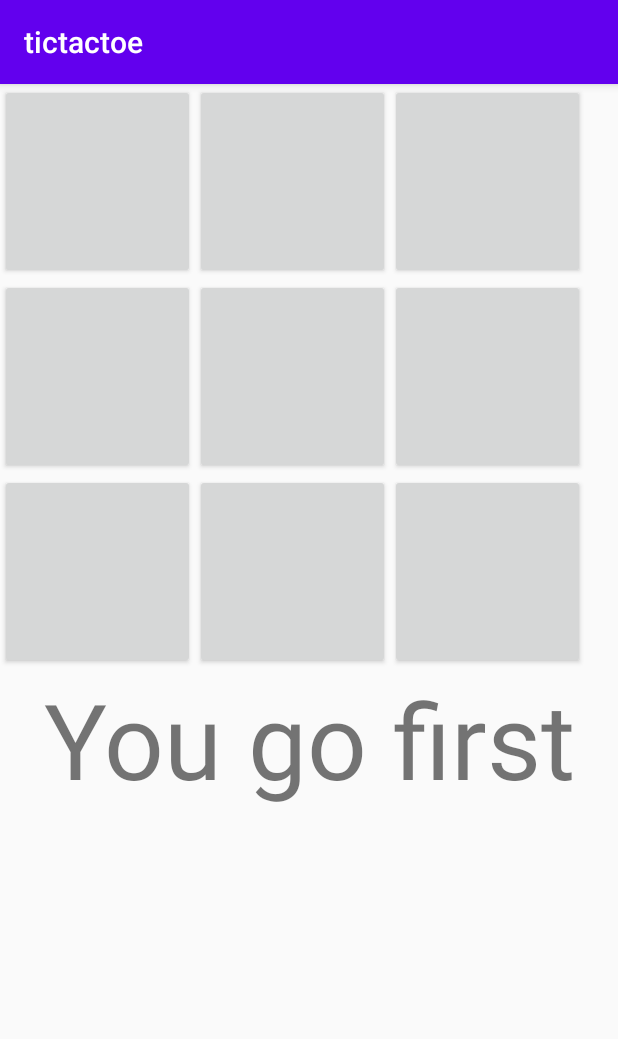
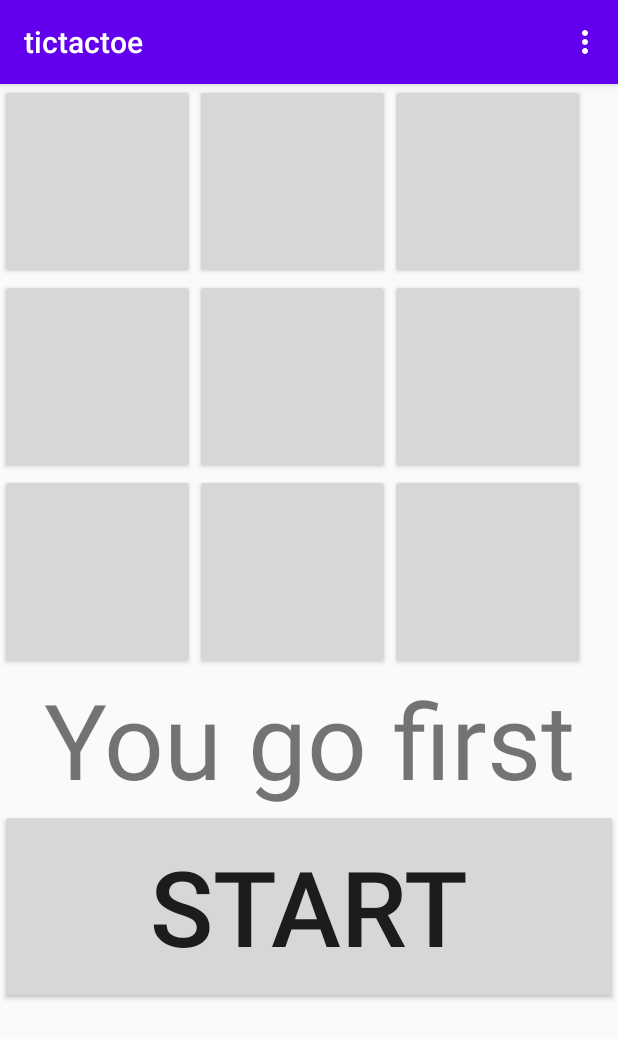
Before and after one commit to esantofimios-desarrolloapps2020/reto06, an Android app: the screen it shows after launch (MainActivity), on a phone screen of 412 x 824 dp. Shown: the top 1039 px of the screen. Run offline under Robolectric (Android 15) with nearby library versions, the phone set to English and light mode, and no system bars.

Commit message:
:bug: Buttons fixed

```diff
--- a/app/src/main/java/com/example/tictactoe/MainActivity.java
+++ b/app/src/main/java/com/example/tictactoe/MainActivity.java
@@ -5,6 +5,8 @@ import androidx.appcompat.app.AppCompatActivity;
 import android.graphics.Color;
 import android.os.Bundle;
 import android.util.Log;
+import android.view.Menu;
+import android.view.MenuItem;
 import android.view.View;
 import android.widget.Button;
 import android.widget.TextView;
@@ -35,6 +37,7 @@ public class MainActivity extends AppCompatActivity {
 
         mGame = new TicTacToeGame();
         startNewGame();
+        newGame();
     }
 
     private void startNewGame(){
@@ -88,4 +91,29 @@ public class MainActivity extends AppCompatActivity {
             mBoardButtons[location].setTextColor(Color.rgb(200, 0, 0));
         }
     }
+
+    @Override
+    public boolean onCreateOptionsMenu(Menu menu){
+        super.onCreateOptionsMenu(menu);
+        menu.add("Menu Game");
+        return true;
+    }
+
+    @Override
+    public boolean onOptionsItemSelected(MenuItem menu){
+        startNewGame();
+        return true;
+    }
+
+    public void newGame(){
+        Button newgame = (Button) findViewById(R.id.btn_start);
+        newgame.setOnClickListener(new View.OnClickListener() {
+            @Override
+            public void onClick(View view) {
+                startNewGame();
+            }
+        });
+    }
+
+
 }
--- a/app/src/main/java/com/example/tictactoe/TicTacToeGame.java
+++ b/app/src/main/java/com/example/tictactoe/TicTacToeGame.java
@@ -1,5 +1,6 @@
 package com.example.tictactoe;
 import android.util.Log;
+import android.view.Menu;
 import android.widget.Button;
 
 import java.util.InputMismatchException;
--- a/app/src/main/res/layout/activity_main.xml
+++ b/app/src/main/res/layout/activity_main.xml
@@ -99,4 +99,11 @@
         android:text="INFO"
         android:textAlignment="center"
         ></TextView>
+    <Button
+        android:id="@+id/btn_start"
+        android:layout_height="@dimen/button_size"
+        android:layout_width="match_parent"
+        android:text="START"
+        android:textSize="@dimen/text_size"
+        ></Button>
 </LinearLayout>
```
